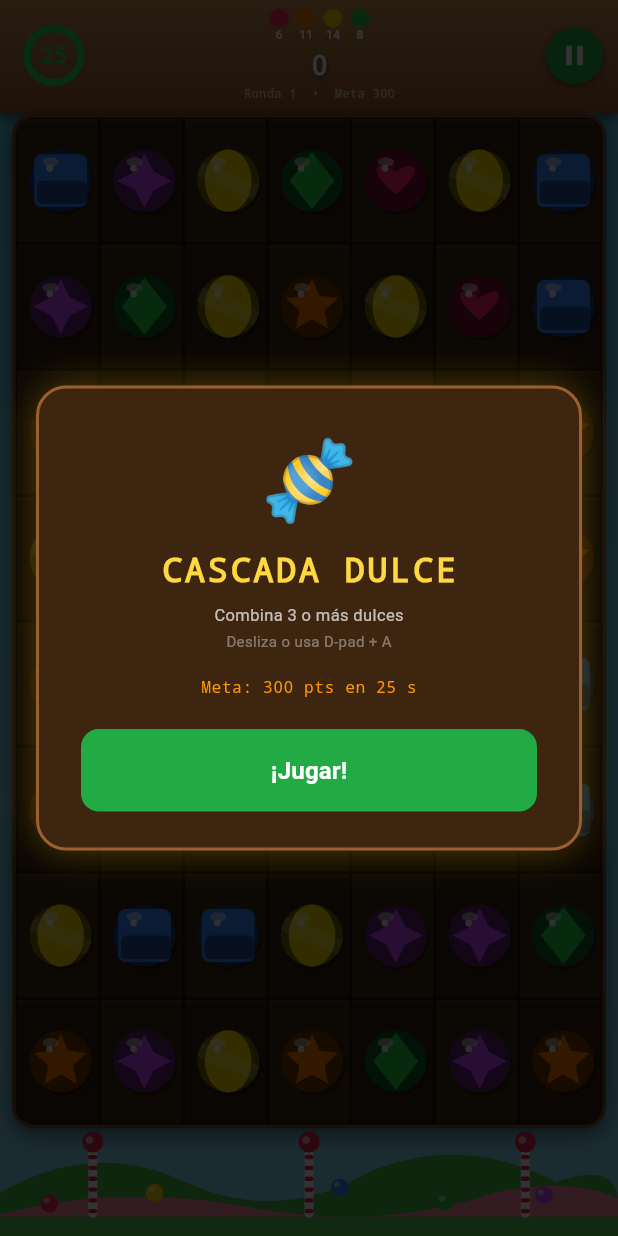
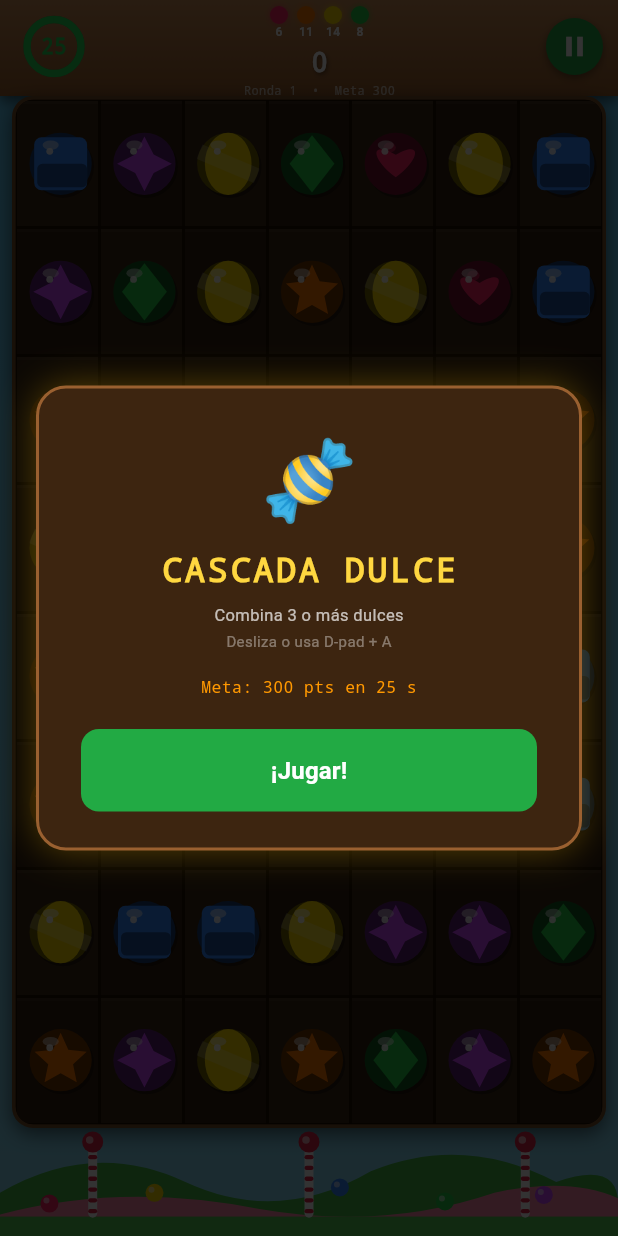
Before and after one commit to T-STY/T_STY_CLICK, a Flutter app: the Match3Screen screen opened directly with empty values, on a phone screen of 412 x 824 dp. Run offline on Flutter 3.47's test engine with Material 3 defaults, Android fonts, the phone set to English and light mode, and no system bars; our stand-ins replace cached_network_image, cloud_firestore, connectivity_plus, firebase_auth, firebase_core, firebase_remote_config and 9 more; missing offline and left inert: algolia, firebase_app_check, slide_to_act_reborn; accounts and stored records are empty; Roboto replaces fonts that are missing (Grodita); project files that could hold a hidden picture were left out.

Commit message:
fix: match3 header -12px, aimbot 20px FOV, CRT power-off +500ms
- Match3 header height 76→64px to prevent overlap with candy grid
- Doom aimbot screen threshold 0.037→0.074 rad (≈20 px reticle window)
- Arcade power-off CRT animation duration 520→1020ms (+½ second)

https://claude.ai/code/session_0178a1dsTRKubJbXYPxsd2qx

```diff
--- a/lib/app/game/arcade_center_screen.dart
+++ b/lib/app/game/arcade_center_screen.dart
@@ -326,7 +326,7 @@ class _ArcadeCenterScreenState extends State<ArcadeCenterScreen>
     super.initState();
     // CRT TV-off animation controller
     _crtOffCtrl = AnimationController(
-        vsync: this, duration: const Duration(milliseconds: 520));
+        vsync: this, duration: const Duration(milliseconds: 1020));
     _crtSquish = Tween<double>(begin: 1.0, end: 0.0).animate(
         CurvedAnimation(parent: _crtOffCtrl,
             curve: const Interval(0.0, 0.58, curve: Curves.easeIn)));
--- a/lib/app/game/match3_screen.dart
+++ b/lib/app/game/match3_screen.dart
@@ -414,7 +414,7 @@ class _Match3ScreenState extends State<Match3Screen> with SingleTickerProviderSt
         LayoutBuilder(builder: (ctx, constraints) {
           final totalW = constraints.maxWidth;
           final totalH = constraints.maxHeight;
-          final headerH = 76.0 + MediaQuery.of(ctx).padding.top;
+          final headerH = 64.0 + MediaQuery.of(ctx).padding.top;
           const footerH = 72.0;
           const hPad = 8.0;
           final boardH = totalH - headerH - footerH;
--- a/lib/app/game/raycaster_screen.dart
+++ b/lib/app/game/raycaster_screen.dart
@@ -537,7 +537,7 @@ class _RaycasterScreenState extends State<RaycasterScreen> {
         while (diff > pi)  diff -= 2 * pi;
         while (diff < -pi) diff += 2 * pi;
         // Only assist when enemy is within ~10 px of reticle centre
-        const kScreenThreshold = 0.037; // radians ≈ 10 px on a typical screen
+        const kScreenThreshold = 0.074; // radians ≈ 20 px on a typical screen
         if (diff.abs() < kScreenThreshold) {
           // Smooth, gentle nudge — does not snap
           final step = (_rotSpeed * 0.35 * dt).clamp(0.0, diff.abs());
```
